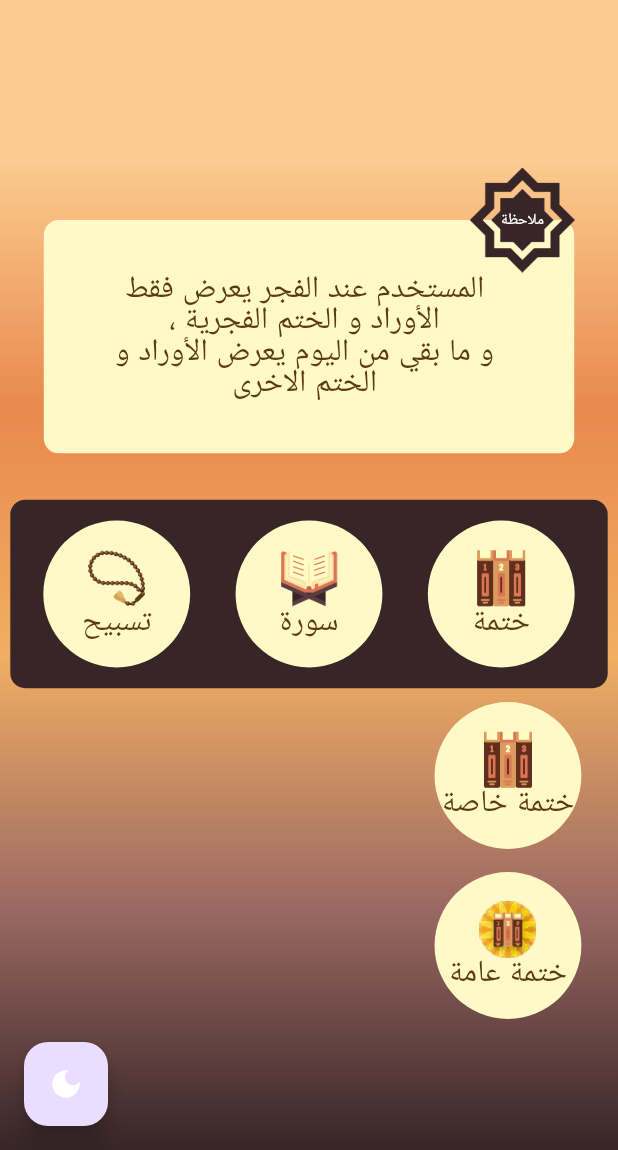
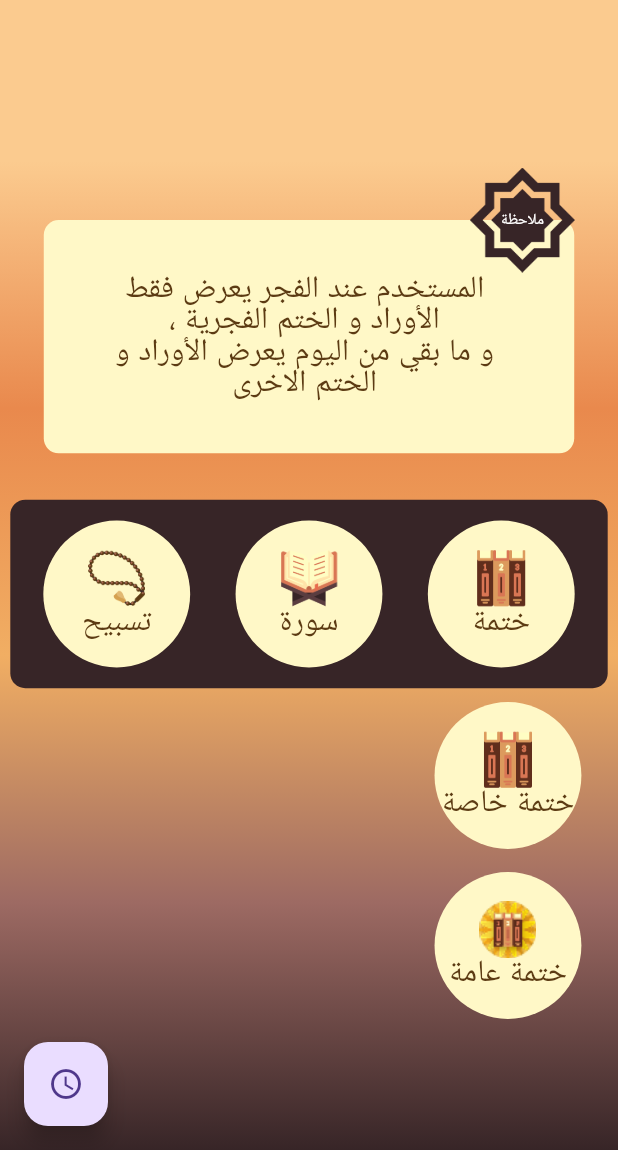
Before and after one commit to Tasnim-Aj/serage_app, a Flutter app: the screen it shows after launch, after a tap on "ختمة", on a phone screen of 412 x 824 dp, the part 86-1236 px from its top. Run offline on Flutter 3.47's test engine with Material 3 defaults, Android fonts, the phone set to English and light mode, and no system bars; our stand-ins replace bloc, dio, flutter_bloc, flutter_dotenv, flutter_local_notifications, flutter_screenutil and 5 more; missing offline and left inert: workmanager; accounts and stored records are empty; statements that could not run were skipped.

Commit message:
edit theme

```diff
--- a/lib/cubit/theme_cubit.dart
+++ b/lib/cubit/theme_cubit.dart
@@ -1,12 +1,15 @@
 import 'package:bloc/bloc.dart';
+import 'package:dio/dio.dart';
 import 'package:flutter/material.dart';
-// import 'package:geolocator/geolocator.dart';
+import 'package:location/location.dart';
 import 'package:serag_app/view/style/app_theme.dart';
 
 part 'theme_state.dart';
 
 class ThemeCubit extends Cubit<ThemeData> {
-  ThemeCubit() : super(AppThemes.lightTheme);
+  ThemeCubit() : super(AppThemes.lightTheme) {
+    print('تم تهيئة الثيم الأولي: فاتح');
+  }
 
   void toggleTheme() {
     emit(state == AppThemes.lightTheme
@@ -14,48 +17,62 @@ class ThemeCubit extends Cubit<ThemeData> {
         : AppThemes.lightTheme);
   }
 
-  // Future<void> updateThemeBasedOnTime() async {
-  //   try {
-  //     final position = await Geolocator.getCurrentPosition(
-  //         desiredAccuracy: LocationAccuracy.high);
-  //     final lat = position.latitude;
-  //     final long = position.longitude;
-  //
-  //     final now = DateTime.now();
-  //     final timestamp = now.millisecondsSinceEpoch ~/ 1000;
-  //
-  //     final dio = Dio();
-  //     final response = await dio.get(
-  //       'https://api.aladhan.com/v1/timings/$timestamp',
-  //       queryParameters: {
-  //         'latitude': lat,
-  //         'longitude': long,
-  //         'method': 2,
-  //       },
-  //     );
-  //
-  //     if (response.statusCode == 200) {
-  //       final data = response.data;
-  //       final fajrString = data['data']['timings']['Fajr'] as String;
-  //
-  //       final parts = fajrString.split(":");
-  //       final fajrHour = int.parse(parts[0]);
-  //       final fajrMinute = int.parse(parts[1]);
-  //
-  //       final fajrTime =
-  //           DateTime(now.year, now.month, now.day, fajrHour, fajrMinute);
-  //       final fajrEnd = fajrTime.add(const Duration(hours: 1, minutes: 30));
-  //
-  //       if (now.isAfter(fajrTime) && now.isBefore(fajrEnd)) {
-  //         emit(AppThemes.lightTheme);
-  //       } else {
-  //         emit(AppThemes.darkTheme);
-  //       }
-  //     } else {
-  //       print('فشل في جلب وقت الفجر من API');
-  //     }
-  //   } catch (e) {
-  //     print('خطأ في Dio أو تحديد الموقع: $e');
-  //   }
-  // }
+  Future<void> updateThemeBasedOnTime({bool simulateTest = false}) async {
+    try {
+      final now = simulateTest
+          ? DateTime.now().copyWith(
+              hour: 5,
+              minute:
+                  0) // ضبط وقت اختباري (5:00 صباحًا) // وقت مزيف (ليكون وقت فجر)
+          : DateTime.now();
+
+      // 1. أولاً: جلب الموقع والبيانات
+      Location location = Location();
+      LocationData locationData = await location.getLocation();
+      final lat = locationData.latitude;
+      final long = locationData.longitude;
+
+      // final now = DateTime.now(); // 2. تعريف now هنا
+      final timestamp = now.millisecondsSinceEpoch ~/ 1000;
+
+      final dio = Dio();
+      final response = await dio.get(
+        'https://api.aladhan.com/v1/timings/$timestamp',
+        queryParameters: {
+          'latitude': lat,
+          'longitude': long,
+          'method': 2,
+        },
+      );
+
+      if (response.statusCode == 200) {
+        final data = response.data;
+        final fajrString = data['data']['timings']['Fajr'] as String;
+
+        final parts = fajrString.split(":");
+        final fajrHour = int.parse(parts[0]);
+        final fajrMinute = int.parse(parts[1]);
+
+        final fajrTime =
+            DateTime(now.year, now.month, now.day, fajrHour, fajrMinute);
+
+        // final fajrTime =
+        //     DateTime(now.year, now.month, now.day, 4, 30); // مثال: 5:30 صباحًا
+        final fajrEnd = fajrTime.add(const Duration(hours: 1, minutes: 30));
+
+        // 3. الآن يمكن استخدام now و fajrTime بعد تعريفهما
+        if (now.isAfter(fajrTime) && now.isBefore(fajrEnd)) {
+          emit(AppThemes.darkTheme);
+          print('تم تفعيل الثيم المظلم تلقائيًا (وقت الفجر)');
+        } else {
+          emit(AppThemes.lightTheme);
+          print('تم تفعيل الثيم الفاتح  تلقائيًا (خارج وقت الفجر)');
+        }
+      } else {
+        print('فشل في جلب وقت الفجر من API');
+      }
+    } catch (e) {
+      print('⚠️ خطأ في تحديث الثيم: $e');
+    }
+  }
 }
--- a/lib/view/ui/home_page.dart
+++ b/lib/view/ui/home_page.dart
@@ -6,7 +6,6 @@ import 'package:serag_app/view/ui/mspah_page.dart';
 import 'package:serag_app/view/widgets/default_appbar.dart';
 
 import '../../cubit/theme_cubit.dart';
-import '../style/app_theme.dart';
 import '../style/gradient_background.dart';
 import 'al_khatmat_page.dart';
 import 'khatmat_khasa_page.dart';
@@ -23,6 +22,14 @@ class _HomePageState extends State<HomePage> {
   bool showtespeehOptions = false;
   final GlobalKey _khatmaButtonKey = GlobalKey();
   final GlobalKey _tespeehButtonKey = GlobalKey();
+
+  @override
+  void initState() {
+    super.initState();
+    WidgetsBinding.instance.addPostFrameCallback((_) {
+      context.read<ThemeCubit>().updateThemeBasedOnTime();
+    });
+  }
 
   @override
   Widget build(BuildContext context) {
@@ -143,8 +150,8 @@ class _HomePageState extends State<HomePage> {
                       _buildMainButton('جلسة ذكر', 'assets/icons/meeting.png',
                           () {
                         Navigator.of(context).push(MaterialPageRoute(
-                            builder: (context) =>
-                                const GradientBackground(child: GelsatDhakrPage())));
+                            builder: (context) => const GradientBackground(
+                                child: GelsatDhakrPage())));
                       }),
                       SizedBox(height: 14.95.h),
                       _buildMainButton(
@@ -161,14 +168,22 @@ class _HomePageState extends State<HomePage> {
         ],
       ),
       floatingActionButton: FloatingActionButton(
-        onPressed: () => context.read<ThemeCubit>().toggleTheme(),
-        child: Icon(
-          context.watch<ThemeCubit>().state == AppThemes.darkTheme
-              ? Icons.light_mode
-              : Icons.dark_mode,
-          color: Colors.white,
-        ),
+        onPressed: () {
+          // اختبار وضع الفجر المزيف
+          // context.read<ThemeCubit>().updateThemeBasedOnTime(simulateTest: true);
+          context.read<ThemeCubit>().updateThemeBasedOnTime();
+        },
+        child: Icon(Icons.access_time),
       ),
+      // floatingActionButton: FloatingActionButton(
+      //   onPressed: () => context.read<ThemeCubit>().toggleTheme(),
+      //   child: Icon(
+      //     context.watch<ThemeCubit>().state == AppThemes.darkTheme
+      //         ? Icons.light_mode
+      //         : Icons.dark_mode,
+      //     color: Colors.white,
+      //   ),
+      // ),
     );
   }
 
--- a/pubspec.yaml
+++ b/pubspec.yaml
@@ -42,13 +42,13 @@ dependencies:
   bloc: ^9.0.0
   flutter_dotenv: ^5.2.1
   supabase_flutter: ^2.9.1
-#  geolocator: ^14.0.2
   dio: ^5.8.0+1
 #  flutter_local_notifications: ^15.1.1
   flutter_local_notifications: ^19.3.1
   workmanager: ^0.7.0
   permission_handler: ^12.0.1
   timezone: ^0.10.1
+  location: ^7.0.1
 
 dev_dependencies:
   flutter_test:
```
Also changed, not shown: pubspec.lock, 3 other files.
